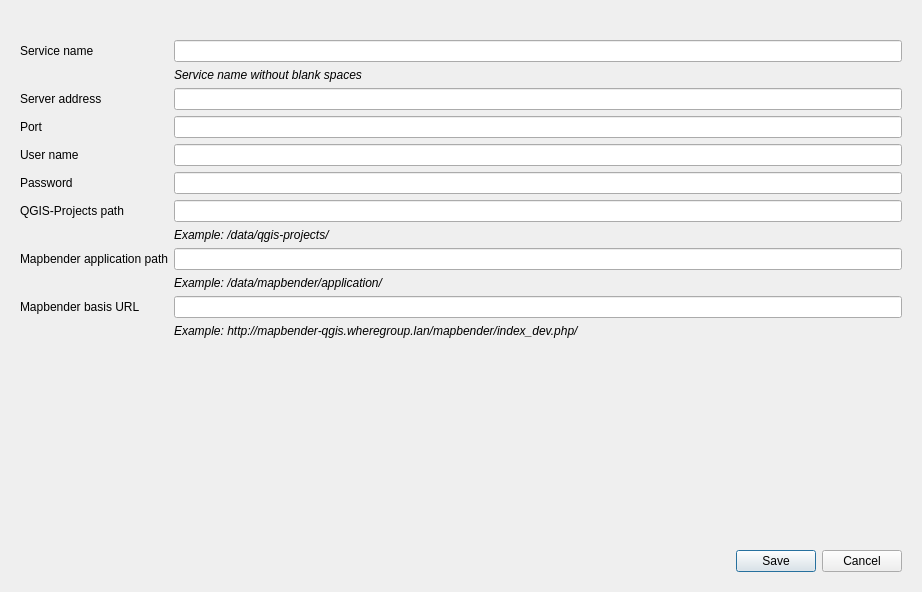
Before: the Qt Designer form mapbender_plugin/dialogs/ui/edit_server_section_dialog.ui in WhereGroup/QGIS2Mapbender, drawn with Qt 5.
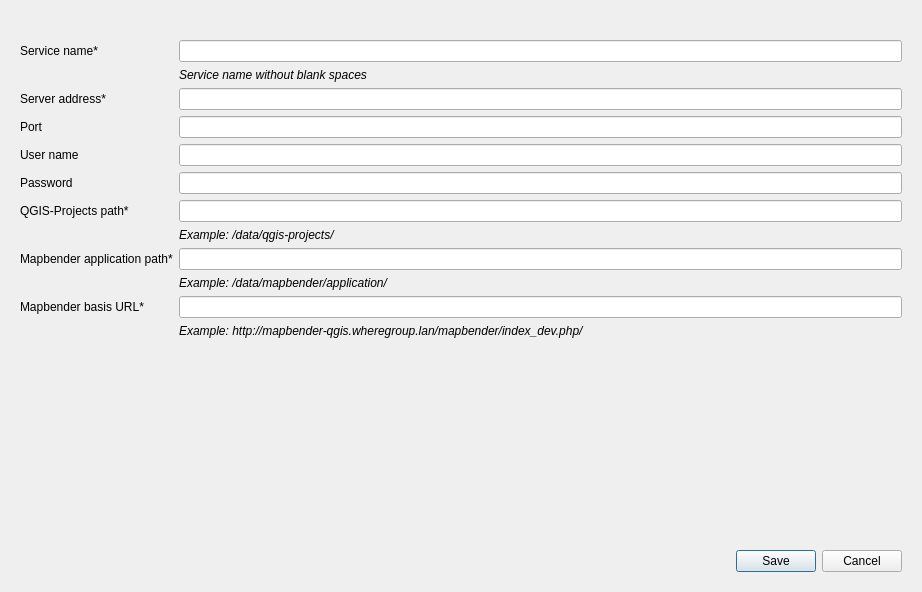
After: the same form once the commit is applied. Icons and pictures are not drawn. Custom widgets are drawn as their Qt base class.

Commit message: update ui files (password line edit, asterisc on mandatory fields, url characters only)

Patch:
```diff
--- a/mapbender_plugin/dialogs/ui/edit_server_section_dialog.ui
+++ b/mapbender_plugin/dialogs/ui/edit_server_section_dialog.ui
@@ -22,7 +22,7 @@
         <item row="0" column="0">
          <widget class="QLabel" name="editServiceNameLabel">
           <property name="text">
-           <string>Service name</string>
+           <string>Service name*</string>
           </property>
          </widget>
         </item>
@@ -32,7 +32,7 @@
         <item row="2" column="0">
          <widget class="QLabel" name="editServerAddressLabel">
           <property name="text">
-           <string>Server address</string>
+           <string>Server address*</string>
           </property>
          </widget>
         </item>
@@ -72,7 +72,7 @@
         <item row="6" column="0">
          <widget class="QLabel" name="editQgisProjectPathLabel">
           <property name="text">
-           <string>QGIS-Projects path</string>
+           <string>QGIS-Projects path*</string>
           </property>
          </widget>
         </item>
@@ -109,7 +109,7 @@
         <item row="8" column="0">
          <widget class="QLabel" name="editMbPathLabel">
           <property name="text">
-           <string>Mapbender application path</string>
+           <string>Mapbender application path*</string>
           </property>
          </widget>
         </item>
@@ -131,7 +131,7 @@
         <item row="10" column="0">
          <widget class="QLabel" name="editMbBasisUrlLabel">
           <property name="text">
-           <string>Mapbender basis URL</string>
+           <string>Mapbender basis URL*</string>
           </property>
          </widget>
         </item>
@@ -187,6 +187,13 @@
    </item>
   </layout>
  </widget>
+ <customwidgets>
+  <customwidget>
+   <class>QgsPasswordLineEdit</class>
+   <extends>QLineEdit</extends>
+   <header>qgspasswordlineedit.h</header>
+  </customwidget>
+ </customwidgets>
  <resources/>
  <connections/>
 </ui>
```
Left out of the diff: 18 changed lines with no effect on the pictures. The commit also changes 2 other files.
